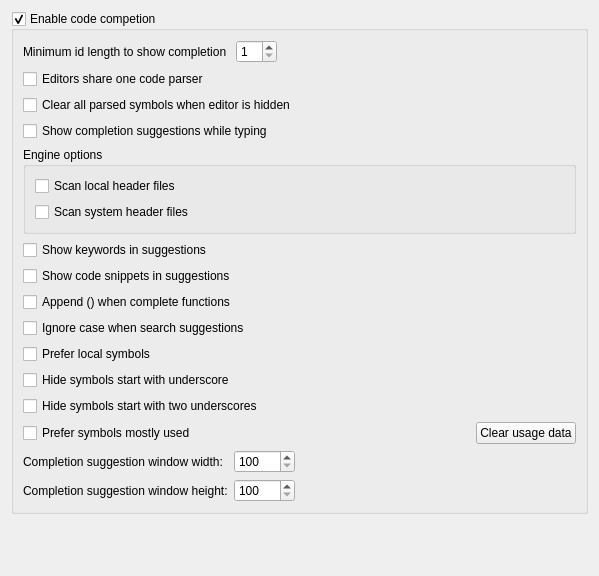
royqh1979/RedPanda-CPP, file RedPandaIDE/settingsdialog/editorcodecompletionwidget.ui: the form before one commit.
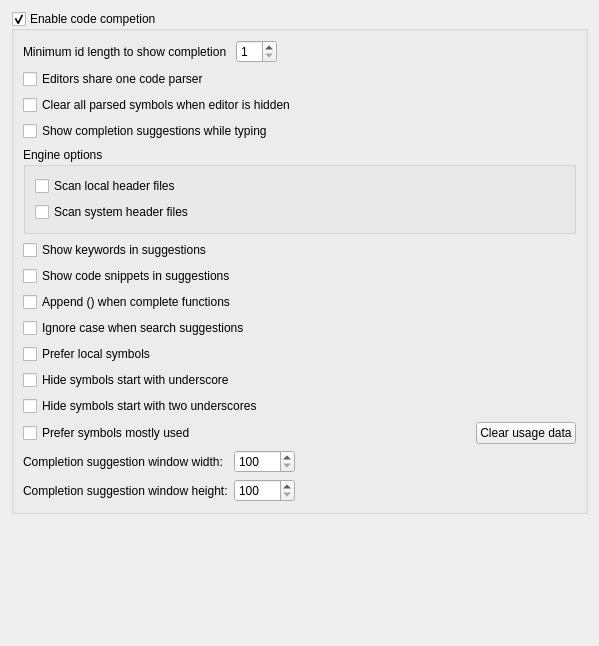
The form after the commit.

What changed in the file:
```diff
--- a/RedPandaIDE/settingsdialog/editorcodecompletionwidget.ui
+++ b/RedPandaIDE/settingsdialog/editorcodecompletionwidget.ui
@@ -7,7 +7,7 @@
     <x>0</x>
     <y>0</y>
     <width>599</width>
-    <height>576</height>
+    <height>646</height>
    </rect>
   </property>
   <property name="windowTitle">
```
Left out of the diff: 20 changed lines with no effect on the pictures.
